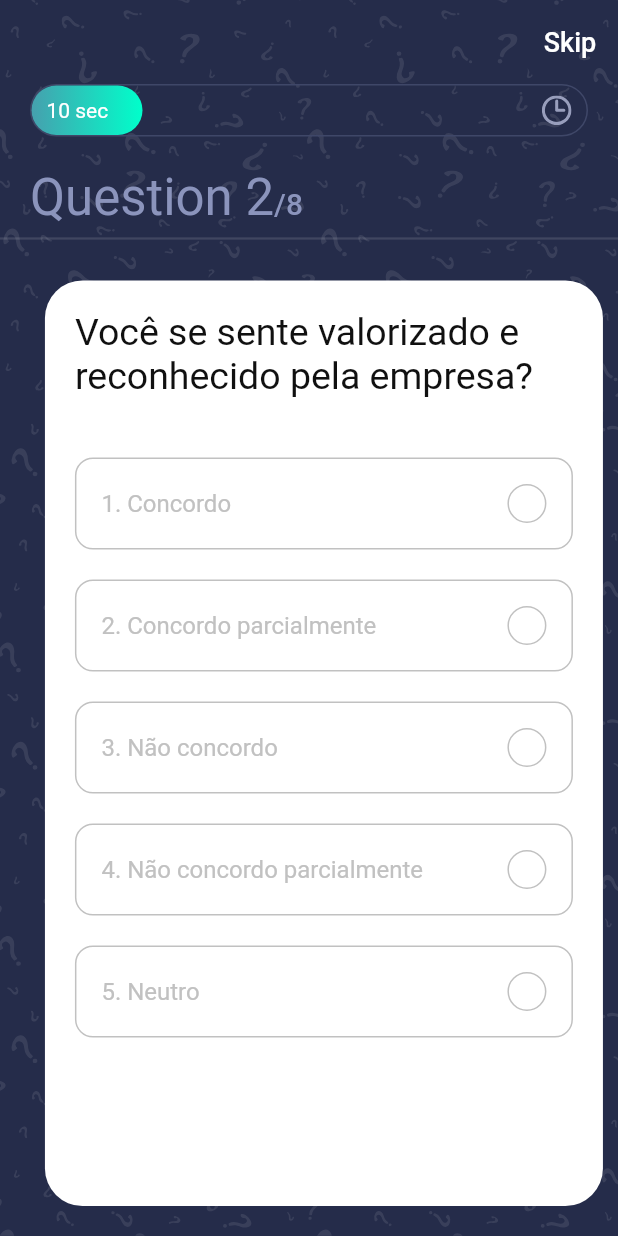
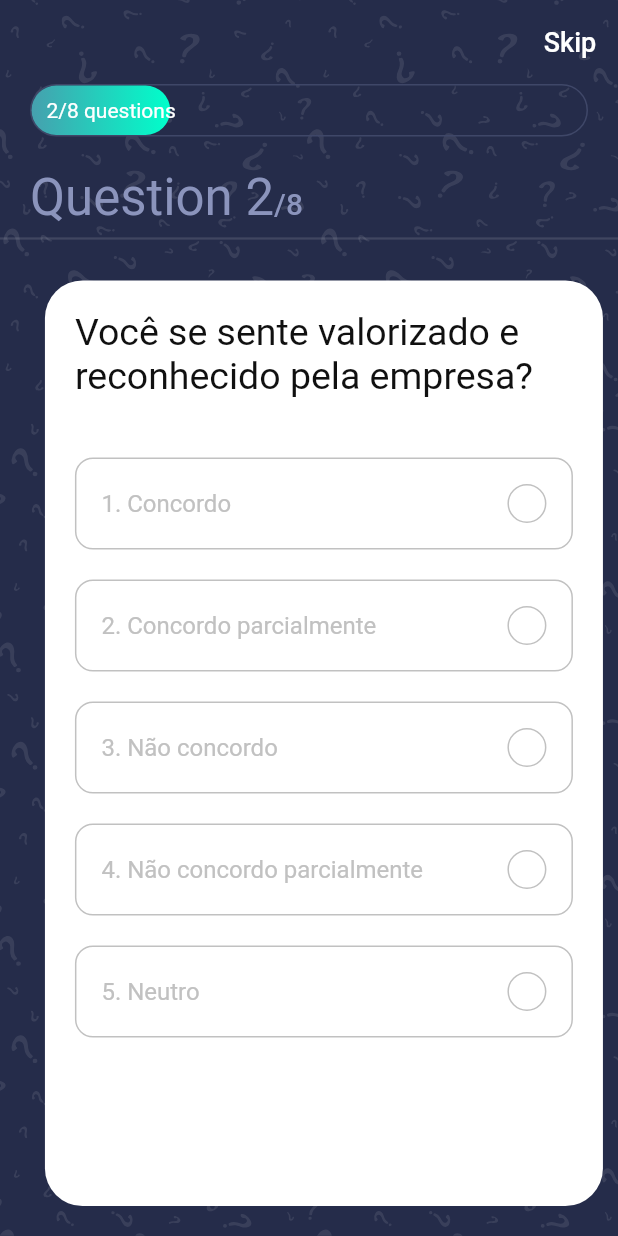
Before and after one commit to julysNICK/quiz_app, a Flutter app: the screen it shows after launch, after a tap on an icon or button, on a phone screen of 412 x 824 dp. Run offline on Flutter 3.47's test engine with Material 2 defaults, Android fonts, the phone set to English and light mode, and no system bars; our stand-ins replace get, websafe_svg.

```diff
--- a/lib/controllers/question_controller.dart
+++ b/lib/controllers/question_controller.dart
@@ -5,6 +5,30 @@ import '../models/Question.dart';
 
 class QuestionController extends GetxController
     with GetSingleTickerProviderStateMixin {
+//animate progressbar based on answered questions
+  AnimationController? _animationController;
+  Animation? _animation;
+
+  Animation get animation => _animation!;
+
+  @override
+  void onInit() {
+    _animationController =
+        AnimationController(duration: const Duration(seconds: 60), vsync: this);
+    _animation = Tween<double>(begin: 0, end: 1).animate(_animationController!)
+      ..addListener(() {
+        update();
+      });
+    _animationController!.forward();
+    super.onInit();
+  }
+
+  @override
+  void onClose() {
+    _animationController!.dispose();
+    super.onClose();
+  }
+
   final List<Question> _questions = sample_data
       .map((question) => Question(
           id: question.id,
@@ -30,6 +54,8 @@ class QuestionController extends GetxController
   int get selectedAns => _selectedAns;
 
   final RxInt _questionNumber = 1.obs;
+
+  int get questionNumberInt => _questionNumber.value;
 
   RxInt get questionNumber => _questionNumber;
 
--- a/lib/screens/quiz/components/body.dart
+++ b/lib/screens/quiz/components/body.dart
@@ -27,9 +27,12 @@ class Body extends StatelessWidget {
           child: Column(
             crossAxisAlignment: CrossAxisAlignment.start,
             children: [
-              const Padding(
-                padding: EdgeInsets.symmetric(horizontal: kDefaultPadding),
-                child: ProgressBar(),
+              Padding(
+                padding:
+                    const EdgeInsets.symmetric(horizontal: kDefaultPadding),
+                child: ProgressBar(
+                  index: questionController.questionNumber.value,
+                ),
               ),
               const SizedBox(
                 height: kDefaultPadding,
--- a/lib/screens/quiz/components/progress_bar.dart
+++ b/lib/screens/quiz/components/progress_bar.dart
@@ -1,13 +1,15 @@
 import 'package:flutter/material.dart';
-import 'package:websafe_svg/websafe_svg.dart';
+import 'package:get/get_state_manager/src/simple/get_state.dart';
 
 import '../../../constrants.dart';
+import '../../../controllers/question_controller.dart';
 
 class ProgressBar extends StatelessWidget {
   const ProgressBar({
     super.key,
+    required this.index,
   });
-
+  final int index;
   @override
   Widget build(BuildContext context) {
     return Container(
@@ -17,11 +19,16 @@ class ProgressBar extends StatelessWidget {
         borderRadius: BorderRadius.circular(50),
         border: Border.all(color: const Color(0xff3f4768)),
       ),
-      child: Stack(
+      child: GetBuilder<QuestionController>(
+          init: QuestionController(),
+          builder: (controller) {
+            print(controller.questionNumberInt);
+            return Stack(
               children: [
                 LayoutBuilder(builder: (context, constraints) {
                   return Container(
-              width: constraints.maxWidth * 0.2,
+                    width: constraints.maxWidth *
+                        (controller.questionNumberInt / 8),
                     decoration: const BoxDecoration(
                       gradient: kPrimaryGradient,
                       borderRadius: BorderRadius.all(
@@ -32,22 +39,22 @@ class ProgressBar extends StatelessWidget {
                 }),
                 Positioned.fill(
                   child: Padding(
-              padding:
-                  const EdgeInsets.symmetric(horizontal: kDefaultPadding / 2),
+                    padding: const EdgeInsets.symmetric(
+                        horizontal: kDefaultPadding / 2),
                     child: Row(
                       mainAxisAlignment: MainAxisAlignment.spaceBetween,
                       children: [
-                  const Text(
-                    "10 sec",
-                    style: TextStyle(color: Colors.white),
+                        Text(
+                          "${controller.questionNumberInt}/8 questions",
+                          style: const TextStyle(color: Colors.white),
                         ),
-                  WebsafeSvg.asset("assets/icons/clock.svg"),
                       ],
                     ),
                   ),
                 ),
               ],
-      ),
+            );
+          }),
     );
   }
 }
```
Lines whose indentation alone changed are shown as unchanged.
